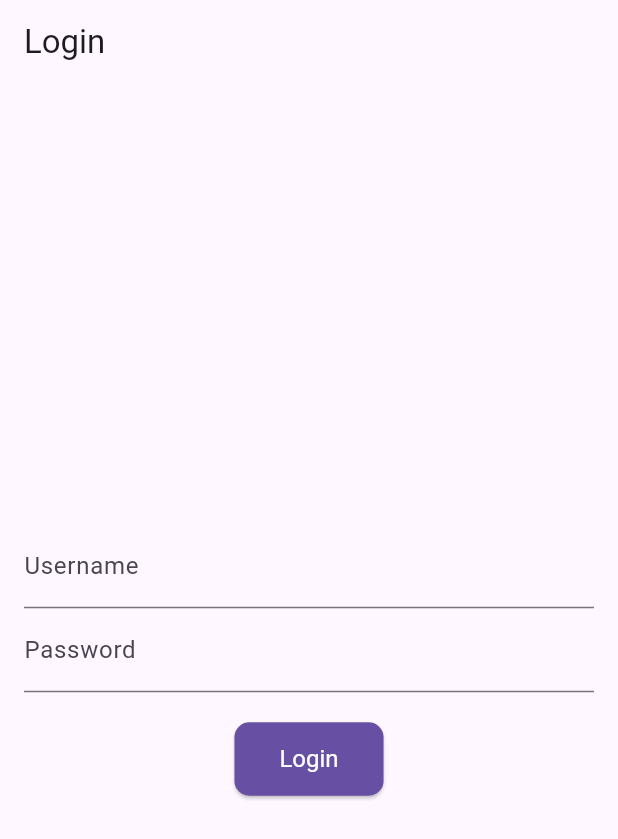
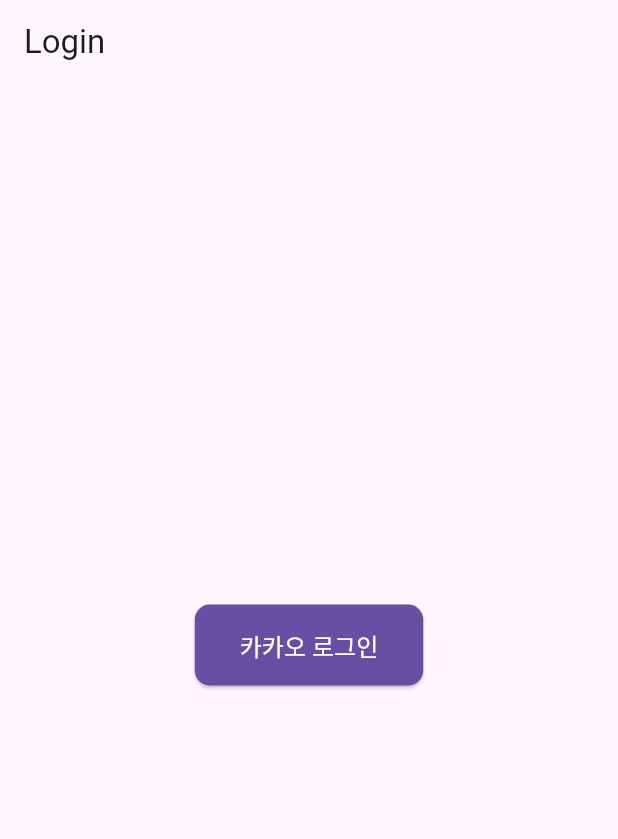
Before and after one commit to Gavenkr/projectfolder, a Flutter app: the screen it shows after launch, on a phone screen of 412 x 824 dp. Shown: the top 839 px of the screen. Run offline on Flutter 3.47's test engine with Material 3 defaults, Android fonts, the phone set to English and light mode, and no system bars; our stand-ins replace dio; missing offline and left inert: kakao_flutter_sdk.

Commit message:
카카오 로그인 성공

```diff
--- a/lib/app.dart
+++ b/lib/app.dart
@@ -1,8 +1,32 @@
 import 'package:flutter/material.dart';
+import 'package:projectfolder/services/kakao_service.dart';
 import 'screens/login_page.dart';
 import 'screens/main_page.dart';
 
-class MyApp extends StatelessWidget {
+class MyApp extends StatefulWidget {
+  @override
+  State<MyApp> createState() => _MyAppState();
+}
+
+class _MyAppState extends State<MyApp> with WidgetsBindingObserver {
+  final KakaoService _kakaoService = KakaoService();
+  @override
+  void initState() {
+    super.initState();
+    WidgetsBinding.instance.addObserver(this);
+  }
+  @override
+  void dispose() {
+    WidgetsBinding.instance.removeObserver(this);
+    super.dispose();
+  }
+  @override
+  void didChangeAppLifecycleState(AppLifecycleState state) {
+    super.didChangeAppLifecycleState(state);
+    if(state == AppLifecycleState.paused || State == AppLifecycleState.detached || State == AppLifecycleState.inactive){
+      _kakaoService.logout();
+    }
+  }
   @override
   Widget build(BuildContext context) {
     return MaterialApp(
--- a/lib/screens/login_page.dart
+++ b/lib/screens/login_page.dart
@@ -1,7 +1,7 @@
 import 'package:flutter/material.dart';
-import '../services/api_service.dart'; // api_service 가져오기
-import '../widgets/custom_text_field.dart'; // custom_text_field 가져오기
-import '../widgets/custom_button.dart'; // custom_button 가져오기
+import '../services/kakao_service.dart'; // KakaoService를 사용하기 위해 import
+import '../services/api_service.dart'; // ApiService를 사용하기 위해 import
+import '../widgets/custom_button.dart'; // CustomButton 위젯을 사용하기 위해 import
 
 class LoginPage extends StatefulWidget {
   @override
@@ -9,103 +9,109 @@ class LoginPage extends StatefulWidget {
 }
 
 class _LoginPageState extends State<LoginPage> {
-  final _formKey = GlobalKey<FormState>();
-  final _usernameController = TextEditingController();
-  final _passwordController = TextEditingController();
+  final KakaoService _kakaoService = KakaoService();
+  final ApiService _apiService = ApiService();
   String _errorMessage = '';
-  final ApiService _apiService = ApiService(); // ApiService 인스턴스 생성
+  bool _isLoading = false; // 로딩 상태를 나타내는 변수
 
-  Future<void> _login() async {
+  Future<void> _loginWithKakao() async {
     setState(() {
-      _errorMessage = '';
+      _errorMessage = ''; // 에러 메시지 초기화
+      _isLoading = true; // 로딩 시작
     });
-    if (_formKey.currentState!.validate()) {
+    print(1);
     try {
+      //카카오 토큰이 존재하는지 확인
+      final isExistToken = await _kakaoService.isExistKakaoToken();
+      print(2);
+      print(isExistToken);
 
-        final response = await _apiService.login(
-          _usernameController.text,
-          _passwordController.text,
-        );
+      if(!isExistToken!) {
+        // 카카오 토큰이 없다면
+        final kakaoToken = await _kakaoService.login(); // KakaoService를 통해 카카오 로그인 시도
+        print(3);
+
+        if (kakaoToken != null) {
+          // 카카오 로그인 성공
+          // 앱 서버로 카카오 토큰을 전달하여 인증 진행
+          print(4);
+          final response = await _apiService.loginWithKakao(kakaoToken);
+          print(5);
+          print(response);
           if (response.statusCode == 200) {
-          print('Login Success');
-          setState(() {
-            _errorMessage = "로그인 성공";
-          });
-          print(response.statusCode);
+            // 앱 서버 인증 성공
+            // 다음 화면으로 이동 (예: 메인 화면)
             Navigator.pushReplacementNamed(context, '/main');
           } else {
+            // 앱 서버 인증 실패
             setState(() {
-            _errorMessage = response.data['message'] ?? '로그인 실패';
+              _showErrorSnackBar(response.data['message'] ?? '로그인 실패');
             });
-          print(response.statusCode);
+          }
+        } else {
+          // 카카오 로그인 실패
+          setState(() {
+            _showErrorSnackBar('카카오 로그인 실패');
+          });
+        }
+      } else {
+          // 토큰이 이미 존재하면, 토큰으로 로그인 시도
+        _showErrorSnackBar('이미 로그인 중 입니다.');
+        _kakaoService.CheckToken();
+        _kakaoService.logout();
       }
     } catch (e) {
       setState(() {
-          _errorMessage = '오류 발생: $e';
+        _showErrorSnackBar('로그인 중 오류가 발생했습니다: $e');
       });
       print('Error during login: $e');
+    } finally {
+      setState(() {
+        _isLoading = false; // 로딩 종료
+      });
     }
   }
-  }
-
-  @override
-  Widget build(BuildContext context) {
-    return Scaffold(
-      appBar: AppBar(
-        title: Text('Login'),
-      ),
-      body: Padding(
-        padding: const EdgeInsets.all(16.0),
-        child: Form(
-          key: _formKey,
-          child: Column(
-            mainAxisAlignment: MainAxisAlignment.center,
-            children: <Widget>[
-              CustomTextField( // CustomTextField 사용
-                controller: _usernameController,
-                labelText: 'Username',
-                validator: (value) {
-                  if (value == null || value.isEmpty) {
-                    return 'Please enter your username';
-                  }
-                  return null;
-                },
-              ),
-              CustomTextField( // CustomTextField 사용
-                controller: _passwordController,
-                labelText: 'Password',
-                obscureText: true,
-                validator: (value) {
-                  if (value == null || value.isEmpty) {
-                    return 'Please enter your password';
-                  }
-                  return null;
-                },
-              ),
-              SizedBox(height: 20),
-              CustomButton( // CustomButton 사용
-                  onPressed: _login,
-                  text: 'Login'
-              ),
-              if (_errorMessage.isNotEmpty)
-                Padding(
-                  padding: const EdgeInsets.only(top: 16.0),
-                  child: Text(
-                    _errorMessage,
-                    style: TextStyle(color: Colors.red),
-                  ),
-                ),
-            ],
-          ),
-        ),
+  void _showErrorSnackBar(String message) {
+    ScaffoldMessenger.of(context).showSnackBar(
+      SnackBar(
+        content: Text(message),
+        backgroundColor: Colors.red,
       ),
     );
   }
 
   @override
-  void dispose() {
-    _usernameController.dispose();
-    _passwordController.dispose();
-    super.dispose();
+  Widget build(BuildContext context) {
+    //var pressed = (_isLoading ? null : _loginWithKakao) as VoidCallback;
+    return Scaffold(
+      appBar: AppBar(
+        title: Text('Login'),
+      ),
+      body: Center(
+        child: Stack(
+          children: [
+            Column( // 에러메시지를 표시
+              mainAxisAlignment: MainAxisAlignment.center,
+              children: <Widget>[
+                CustomButton( // 카카오 로그인 버튼
+                  onPressed: _loginWithKakao,
+                  text: '카카오 로그인',
+                  //icon: Icons.chat, // 예시 아이콘
+                ),
+                SizedBox(height: 20),
+                if(_errorMessage.isNotEmpty) // 에러메시지가 있는 경우만 띄우기
+                  Text(
+                    _errorMessage, // 에러 메시지 표시
+                    style: TextStyle(color: Colors.red),
+                  ),
+              ],
+            ),
+            if(_isLoading)
+              Center(
+                child: CircularProgressIndicator(),
+              )
+        ]),
+      ),
+    );
   }
 }
--- /dev/null
+++ b/lib/utils/constants.dart
@@ -0,0 +1,3 @@
+const String SERVER_URL = "http://14.56.199.186:8080/";
+const String NATIVE_APP_KEY = "5a3a43cbaec65a5cb1bfd7f75f42eb84";
+const String JAVASCRIPT_APP_KEY = "4eccac0ba88e04ff4c2ae32aa66f2c86";
--- a/pubspec.yaml
+++ b/pubspec.yaml
@@ -35,6 +35,7 @@ dependencies:
   # Use with the CupertinoIcons class for iOS style icons.
   cupertino_icons: ^1.0.8
   dio: ^5.8.0+1
+  kakao_flutter_sdk: ^1.9.7+3
 
 dev_dependencies:
   flutter_test:
```
Also changed, not shown: lib/main.dart (+11 -1 lines), lib/services/api_service.dart (+39 -4 lines), lib/services/kakao_service.dart (added, +71 -0 lines), pubspec.lock, 9 other files. Lines whose indentation alone changed are shown as unchanged.
